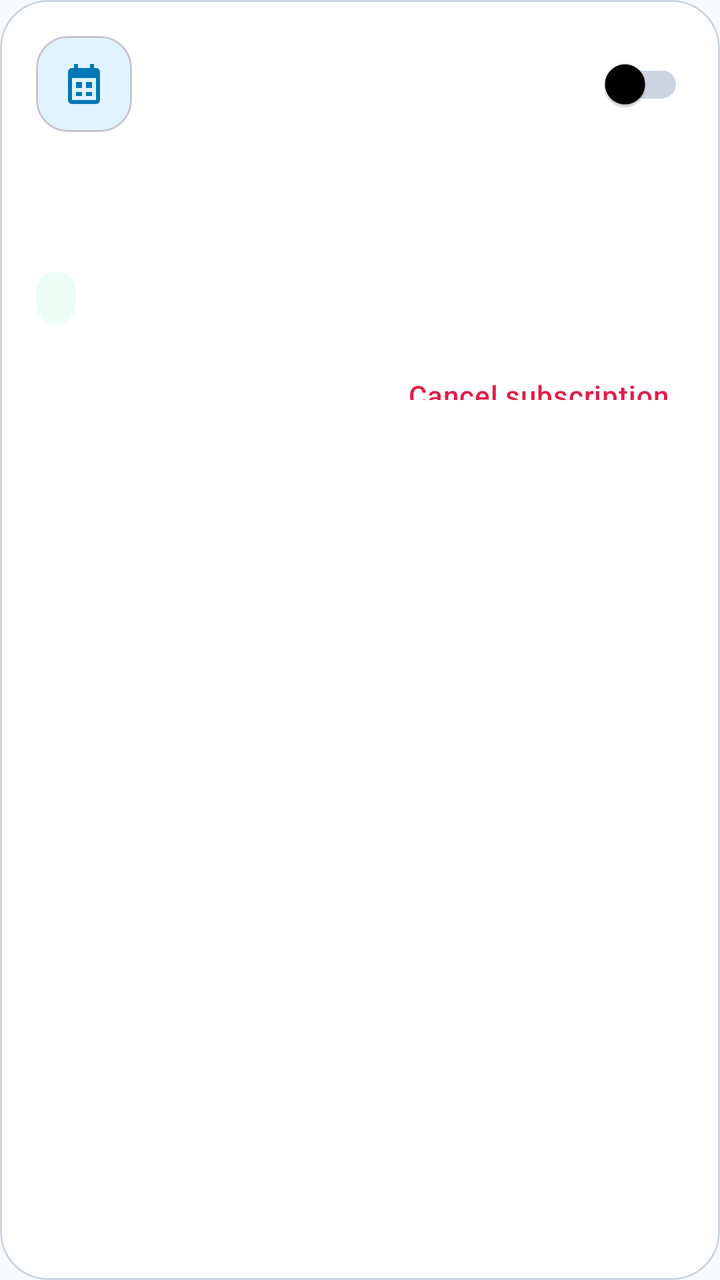
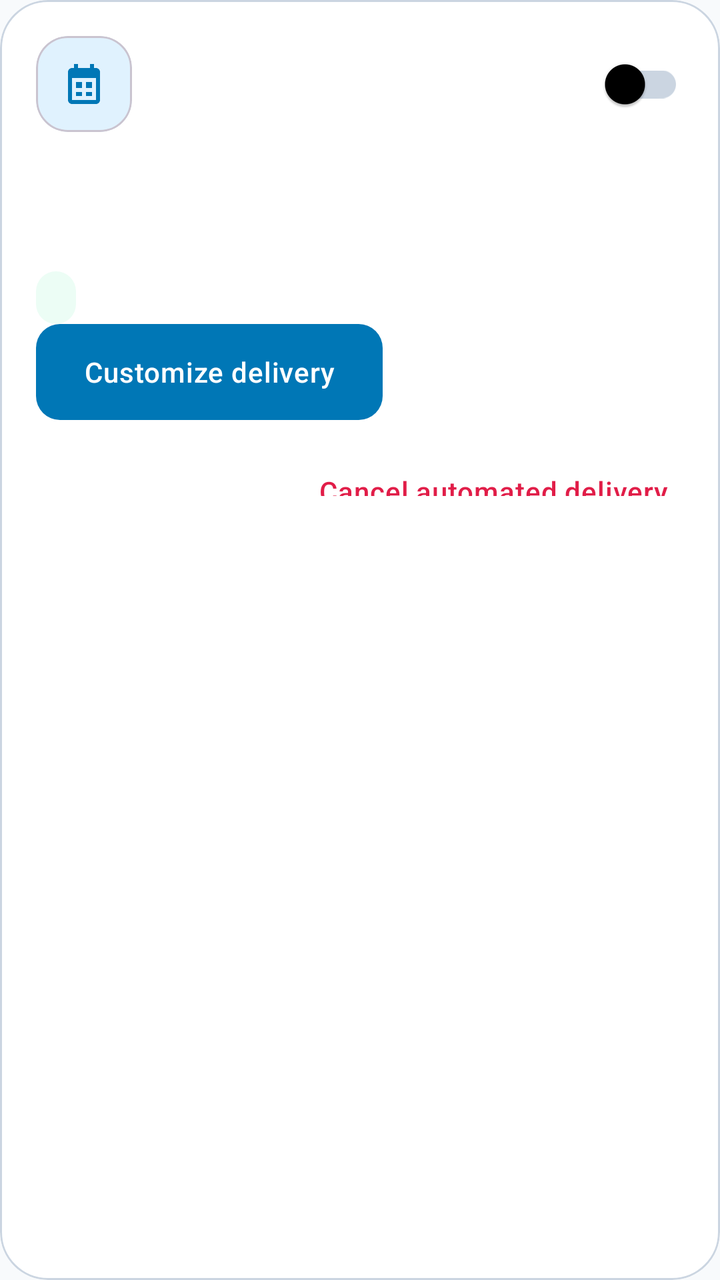

Before-and-after screenshots of an Android layout around one commit, followed by the original layout XML and the change that was made.
<!-- AndroidManifest.xml: application theme Theme.BeAqua -->
<!-- res/layout/item_weekly_subscription.xml -->
<?xml version="1.0" encoding="utf-8"?>
<com.google.android.material.card.MaterialCardView xmlns:android="http://schemas.android.com/apk/res/android"
    xmlns:app="http://schemas.android.com/apk/res-auto"
    android:layout_width="match_parent"
    android:layout_height="wrap_content"
    android:layout_marginHorizontal="20dp"
    android:layout_marginVertical="8dp"
    app:cardBackgroundColor="@color/white"
    app:cardCornerRadius="24dp"
    app:cardElevation="0dp"
    app:strokeColor="@color/divider"
    app:strokeWidth="1dp">

    <LinearLayout
        android:layout_width="match_parent"
        android:layout_height="wrap_content"
        android:orientation="vertical"
        android:padding="18dp">

        <LinearLayout
            android:layout_width="match_parent"
            android:layout_height="wrap_content"
            android:gravity="center_vertical"
            android:orientation="horizontal">

            <com.google.android.material.card.MaterialCardView
                android:layout_width="48dp"
                android:layout_height="48dp"
                app:cardBackgroundColor="@color/sky_blue_light"
                app:cardCornerRadius="16dp"
                app:cardElevation="0dp">

                <ImageView
                    android:layout_width="24dp"
                    android:layout_height="24dp"
                    android:layout_gravity="center"
                    android:src="@drawable/ic_subscription"
                    app:tint="@color/primary" />
            </com.google.android.material.card.MaterialCardView>

            <LinearLayout
                android:layout_width="0dp"
                android:layout_height="wrap_content"
                android:layout_marginStart="14dp"
                android:layout_weight="1"
                android:orientation="vertical">

                <TextView
                    android:id="@+id/tvSubscriptionProductName"
                    android:layout_width="wrap_content"
                    android:layout_height="wrap_content"
                    android:textColor="@color/text_primary"
                    android:textSize="17sp"
                    android:textStyle="bold" />

                <TextView
                    android:id="@+id/tvSubscriptionStation"
                    android:layout_width="wrap_content"
                    android:layout_height="wrap_content"
                    android:layout_marginTop="2dp"
                    android:textColor="@color/text_secondary"
                    android:textSize="13sp" />
            </LinearLayout>

            <com.google.android.material.switchmaterial.SwitchMaterial
                android:id="@+id/switchSubscriptionActive"
                android:layout_width="wrap_content"
                android:layout_height="wrap_content"
                android:showText="false" />
        </LinearLayout>

        <TextView
            android:id="@+id/tvSubscriptionSchedule"
            android:layout_width="match_parent"
            android:layout_height="wrap_content"
            android:layout_marginTop="16dp"
            android:textColor="@color/text_primary"
            android:textSize="14sp"
            android:textStyle="bold" />

        <TextView
            android:id="@+id/tvSubscriptionDetails"
            android:layout_width="match_parent"
            android:layout_height="wrap_content"
            android:layout_marginTop="5dp"
            android:textColor="@color/text_secondary"
            android:textSize="13sp" />

        <TextView
            android:id="@+id/tvSubscriptionStatus"
            android:layout_width="wrap_content"
            android:layout_height="wrap_content"
            android:layout_marginTop="12dp"
            android:background="@drawable/bg_pill_status"
            android:backgroundTint="@color/mint_soft"
            android:paddingHorizontal="10dp"
            android:paddingVertical="5dp"
            android:textColor="@color/success"
            android:textSize="12sp"
            android:textStyle="bold" />

        <com.google.android.material.button.MaterialButton
            android:id="@+id/btnCancelSubscription"
            style="@style/Widget.MaterialComponents.Button.TextButton"
            android:layout_width="wrap_content"
            android:layout_height="48dp"
            android:layout_gravity="end"
            android:layout_marginTop="8dp"
            android:text="Cancel subscription"
            android:textAllCaps="false"
            android:textColor="@color/error" />
    </LinearLayout>
</com.google.android.material.card.MaterialCardView>
<!-- resources referenced by this layout -->
<resources>
  <color name="divider">#CBD5E1</color>
  <color name="error">#E11D48</color>
  <color name="mint_soft">#ECFDF5</color>
  <color name="primary">#0077B6</color>
  <color name="sky_blue_light">#E0F2FE</color>
  <color name="success">#166534</color>
  <color name="text_primary">#000000</color>
  <color name="text_secondary">#334155</color>
  <color name="white">#FFFFFF</color>
  <!-- drawable bg_pill_status (drawable) -->
  <?xml version="1.0" encoding="utf-8"?>
  <shape xmlns:android="http://schemas.android.com/apk/res/android"
      android:shape="rectangle">
      <corners android:radius="100dp" />
      <solid android:color="@color/gray_light" />
  </shape>
  <!-- drawable ic_subscription (drawable) -->
  <vector xmlns:android="http://schemas.android.com/apk/res/android"
      android:width="24dp"
      android:height="24dp"
      android:viewportWidth="24"
      android:viewportHeight="24">
      <path
          android:fillColor="@android:color/white"
          android:pathData="M7,2h2v2h6V2h2v2h1c1.1,0 2,0.9 2,2v14c0,1.1 -0.9,2 -2,2H6c-1.1,0 -2,-0.9 -2,-2V6c0,-1.1 0.9,-2 2,-2h1V2zM6,9v11h12V9H6zM8,11h3v3H8zM13,11h3v3h-3zM8,16h3v2H8zM13,16h3v2h-3z" />
  </vector>
  <style name="Theme.BeAqua" parent="Base.Theme.BeAqua" />
  <color name="gray_light">#F1F5F9</color>
  <color name="secondary">#0096C7</color>
  <color name="accent">#48CAE4</color>
  <color name="background">#F8FAFC</color>
  <color name="text_hint">#64748B</color>
  <style name="AppButton" parent="Widget.Material3.Button">
          <item name="android:insetTop">0dp</item>
          <item name="android:insetBottom">0dp</item>
          <item name="android:textAllCaps">false</item>
          <item name="android:letterSpacing">0.02</item>
          <item name="android:paddingVertical">12dp</item>
          <item name="cornerRadius">12dp</item>
          <item name="backgroundTint">@color/primary</item>
          <item name="android:textColor">@color/white</item>
      </style>
  <style name="AppTextInputLayout" parent="Widget.Material3.TextInputLayout.OutlinedBox">
          <item name="boxCornerRadiusTopStart">12dp</item>
          <item name="boxCornerRadiusTopEnd">12dp</item>
          <item name="boxCornerRadiusBottomStart">12dp</item>
          <item name="boxCornerRadiusBottomEnd">12dp</item>
          <item name="boxStrokeColor">@color/primary</item>
          <item name="hintTextColor">@color/text_secondary</item>
          <item name="android:textColorHint">@color/text_hint</item>
          <item name="boxBackgroundColor">@color/white</item>
      </style>
  <!-- unchanged entries left out for length: 1 -->
</resources>

<!-- the commit's change to res/layout/item_weekly_subscription.xml (unified diff, before → after) -->
@@ -100,13 +100,20 @@
             android:textStyle="bold" />
 
         <com.google.android.material.button.MaterialButton
+            android:id="@+id/btnEditWeeklyDelivery"
+            android:layout_width="wrap_content"
+            android:layout_height="48dp"
+            android:text="Customize delivery"
+            android:textAllCaps="false" />
+
+        <com.google.android.material.button.MaterialButton
             android:id="@+id/btnCancelSubscription"
             style="@style/Widget.MaterialComponents.Button.TextButton"
             android:layout_width="wrap_content"
             android:layout_height="48dp"
             android:layout_gravity="end"
             android:layout_marginTop="8dp"
-            android:text="Cancel subscription"
+            android:text="Cancel automated delivery"
             android:textAllCaps="false"
             android:textColor="@color/error" />
     </LinearLayout>
